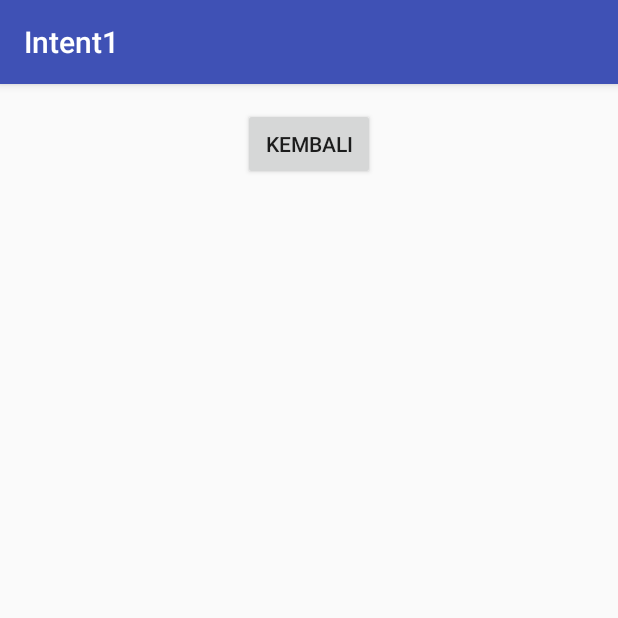
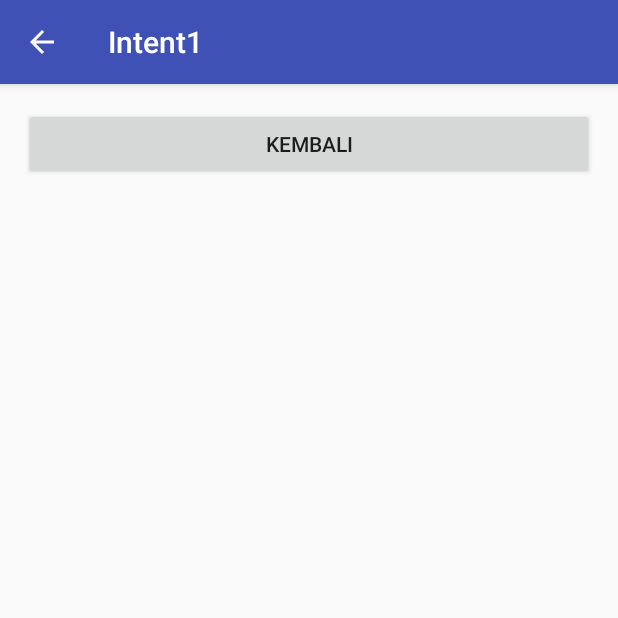
Before and after one commit to GrandisRF/Intent1, an Android app: the HasilActivity screen opened directly, with no data from a screen before it, on a phone screen of 412 x 824 dp, the top half of it. Run offline under Robolectric (Android 15) with nearby library versions, the phone set to English and light mode, and no system bars.

```diff
--- a/app/src/main/java/id/sch/smktelkom_mlg/learn/intent1/HasilActivity.java
+++ b/app/src/main/java/id/sch/smktelkom_mlg/learn/intent1/HasilActivity.java
@@ -2,7 +2,7 @@ package id.sch.smktelkom_mlg.learn.intent1;
 
 import android.support.v7.app.AppCompatActivity;
 import android.os.Bundle;
-import android.view.View;
+import android.view.MenuItem;
 
 public class HasilActivity extends AppCompatActivity {
 
@@ -11,11 +11,17 @@ public class HasilActivity extends AppCompatActivity {
         super.onCreate(savedInstanceState);
         setContentView(R.layout.activity_hasil);
 
-        findViewById(R.id.buttonBack).setOnClickListener(new View.OnClickListener() {
-            @Override
-            public void onClick(View v) {
-                onBackPressed();
-            }
-        });
+        getSupportActionBar().setDisplayHomeAsUpEnabled(true);
+
+    }
+    @Override
+    public boolean onOptionsItemSelected(MenuItem item)
+    {
+        if (item.getItemId()==android.R.id.home)
+        {
+            onBackPressed();
+            return true;
+        }
+        return super.onOptionsItemSelected(item);
     }
 }
--- a/app/src/main/res/layout/activity_hasil.xml
+++ b/app/src/main/res/layout/activity_hasil.xml
@@ -10,7 +10,7 @@
     tools:context="id.sch.smktelkom_mlg.learn.intent1.HasilActivity">
 
     <Button
-        android:layout_width="wrap_content"
+        android:layout_width="match_parent"
         android:layout_height="wrap_content"
         android:text="Kembali"
         android:id="@+id/buttonBack"
```
